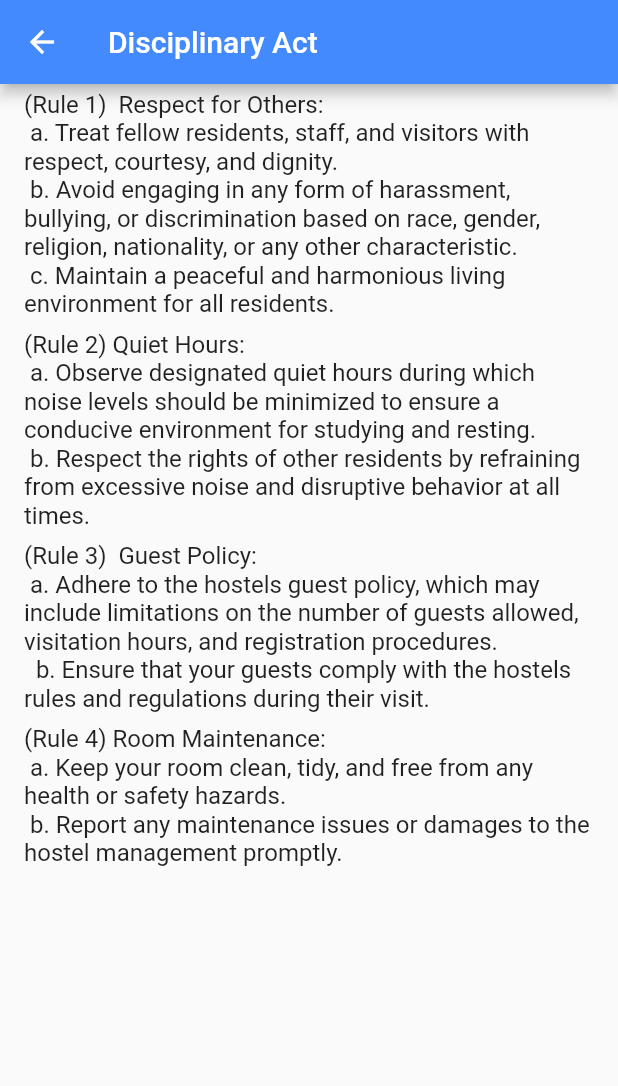
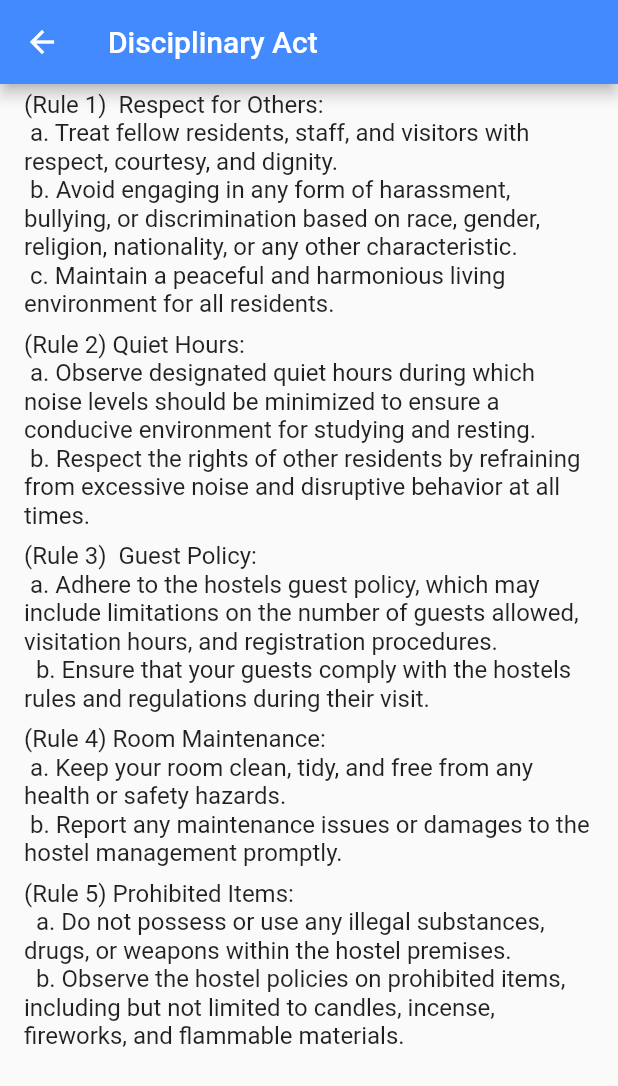
Before and after one commit to nwj002/Unistay, a Flutter app: the Disciplinary screen opened directly, on a phone screen of 412 x 824 dp. Shown: the top 1086 px of the screen. Run offline on Flutter 3.47's test engine with Material 2 defaults, Android fonts, the phone set to English and light mode, and no system bars; our stand-ins replace cloud_firestore, file_picker, firebase_auth, firebase_core, firebase_storage, flutter_animate and 7 more; missing offline and left inert: image_downloader; accounts and stored records are empty; Roboto replaces fonts that are missing (Brazila).

Commit message:
disciplinary act rule no 5 added

```diff
--- a/lib/presentation/screen/student/Drawer/diciplinary_act.dart
+++ b/lib/presentation/screen/student/Drawer/diciplinary_act.dart
@@ -30,6 +30,9 @@ class _DisciplinaryState extends State<Disciplinary> {
       ListTile(
         title: Text ('(Rule 4) Room Maintenance: \n a. Keep your room clean, tidy, and free from any health or safety hazards. \n b. Report any maintenance issues or damages to the hostel management promptly. '),
       ),
+      ListTile(
+        title: Text ('(Rule 5) Prohibited Items: \n  a. Do not possess or use any illegal substances, drugs, or weapons within the hostel premises. \n  b. Observe the hostel policies on prohibited items, including but not limited to candles, incense, fireworks, and flammable materials.'),
+      ),
 
     ],
     ),
```
